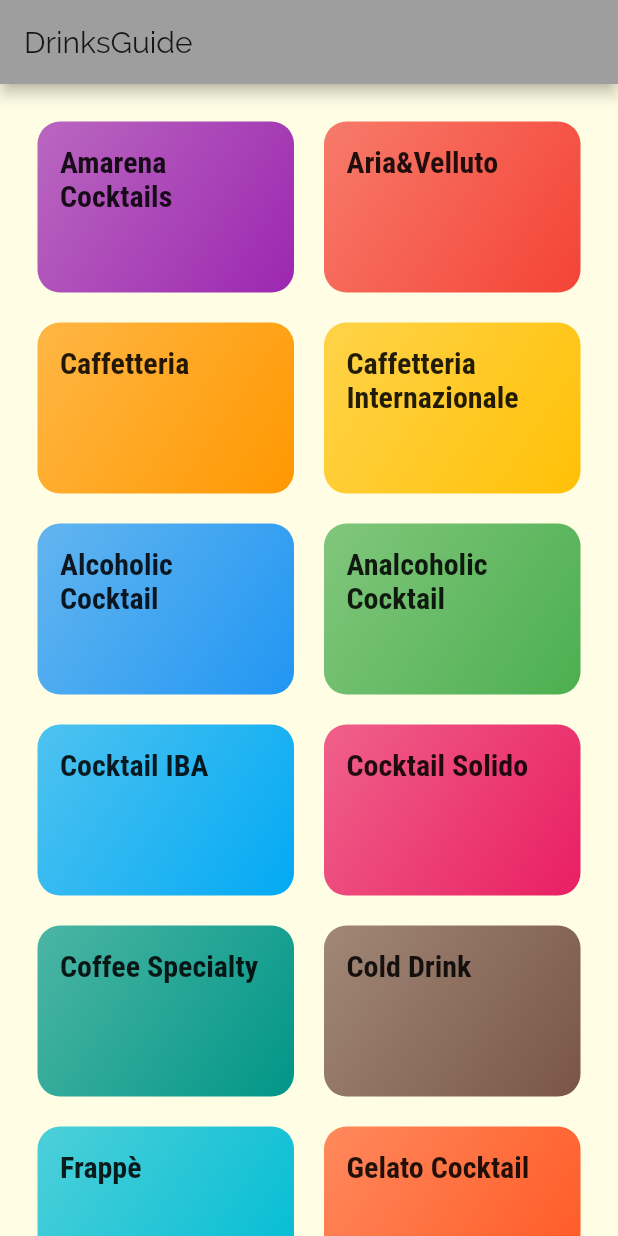
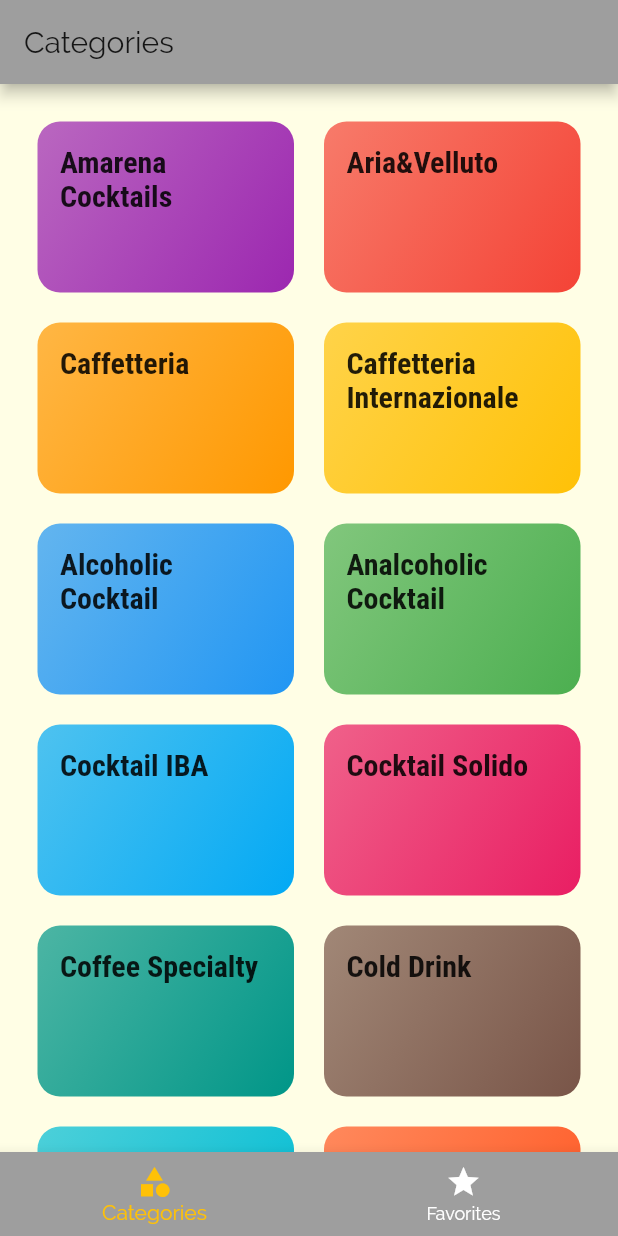
Before and after one commit to isaacoduh/flutter_drinks_demo, a Flutter app: the screen it shows after launch, on a phone screen of 412 x 824 dp. Run offline on Flutter 3.47's test engine with Material 2 defaults, Android fonts, the phone set to English and light mode, and no system bars.

```diff
--- a/lib/categories_screen.dart
+++ b/lib/categories_screen.dart
@@ -6,15 +6,10 @@ import './category_item.dart';
 class CategoriesScreen extends StatelessWidget {
   @override
   Widget build(BuildContext context) {
-    return Scaffold(
-      appBar: AppBar(
-        title: const Text('DrinksGuide'),
-      ),
-      body: GridView(
+    return GridView(
         padding: const EdgeInsets.all(25),
         children: DUMMY_CATEGORIES.map((catData) => CategoryItem(catData.id,catData.title, catData.color)).toList(),
         gridDelegate: SliverGridDelegateWithMaxCrossAxisExtent(maxCrossAxisExtent: 200, childAspectRatio: 3/2, crossAxisSpacing: 20, mainAxisSpacing: 20),
-      ),
     );
   }
 }
--- a/lib/main.dart
+++ b/lib/main.dart
@@ -1,6 +1,7 @@
 import 'package:drinksdemo/categories_screen.dart';
 import 'package:drinksdemo/category_drinks_screen.dart';
 import 'package:drinksdemo/screens/drink_detail_screen.dart';
+import 'package:drinksdemo/screens/tabs_screen.dart';
 import 'package:flutter/material.dart';
 
 void main() => runApp(MyApp());
@@ -32,7 +33,7 @@ class MyApp extends StatelessWidget {
       // home: CategoriesScreen(),
       initialRoute: '/',
       routes: {
-        '/' : (context) => CategoriesScreen(),
+        '/' : (context) => TabsScreen(),
         CategoryDrinksScreen.routeName: (context) => CategoryDrinksScreen(),
         DrinkDetailScreen.routeName: (context) => DrinkDetailScreen(),
       },
--- /dev/null
+++ b/lib/screens/favorites_screen.dart
@@ -0,0 +1,10 @@
+import 'package:flutter/material.dart';
+
+class FavoritesScreen extends StatelessWidget {
+  @override
+  Widget build(BuildContext context) {
+    return Center(
+      child: Text('The Favorites'),
+    );
+  }
+}
--- /dev/null
+++ b/lib/screens/tabs_screen.dart
@@ -0,0 +1,57 @@
+import 'package:flutter/material.dart';
+import './favorites_screen.dart';
+
+import '../categories_screen.dart';
+
+class TabsScreen extends StatefulWidget {
+  @override
+  _TabsScreenState createState() => _TabsScreenState();
+}
+
+class _TabsScreenState extends State<TabsScreen> {
+  final List<Map<String, Object>> _pages = [
+    {
+      'page': CategoriesScreen(),
+      'title': 'Categories',
+    },
+    {
+      'page': FavoritesScreen(),
+      'title': 'Your Favorites'
+    }
+  ];
+  int _selectedPageIndex = 0;
+
+  void _selectPage(int index){
+    setState(() {
+      _selectedPageIndex = index;
+    });
+  }
+  @override
+  Widget build(BuildContext context) {
+    return Scaffold(
+      appBar: AppBar(
+        title: Text(_pages[_selectedPageIndex]['title']),
+      ),
+      body: _pages[_selectedPageIndex]['page'],
+      bottomNavigationBar: BottomNavigationBar(
+        onTap: _selectPage,
+        backgroundColor: Theme.of(context).primaryColor,
+        unselectedItemColor: Colors.white,
+        selectedItemColor: Theme.of(context).accentColor,
+        currentIndex: _selectedPageIndex,
+        items: [
+          BottomNavigationBarItem(
+            backgroundColor: Theme.of(context).primaryColor,
+            icon: Icon(Icons.category),
+            title: Text('Categories')
+          ),
+          BottomNavigationBarItem(
+            backgroundColor: Theme.of(context).primaryColor,
+            icon: Icon(Icons.star),
+            title: Text('Favorites')
+          ),
+        ],
+      ),
+    );
+  }
+}
```
